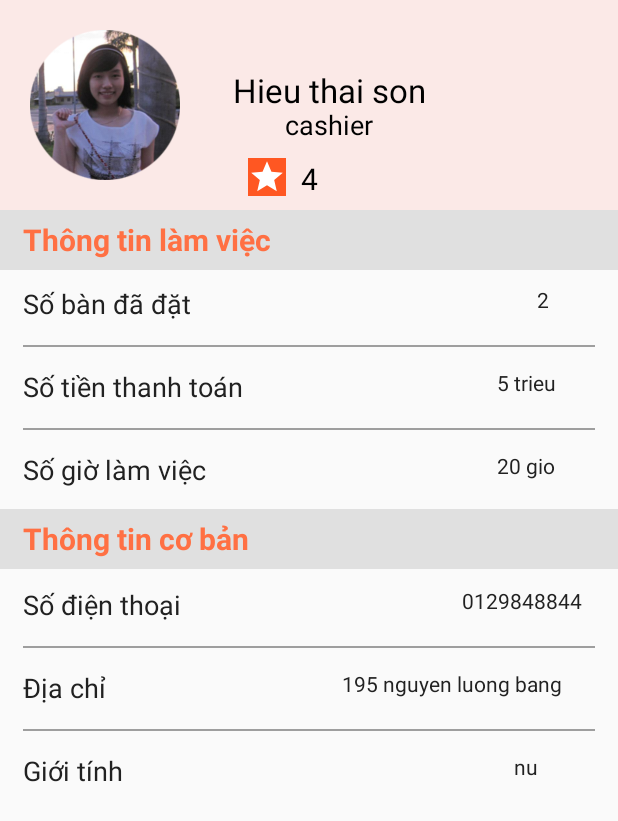
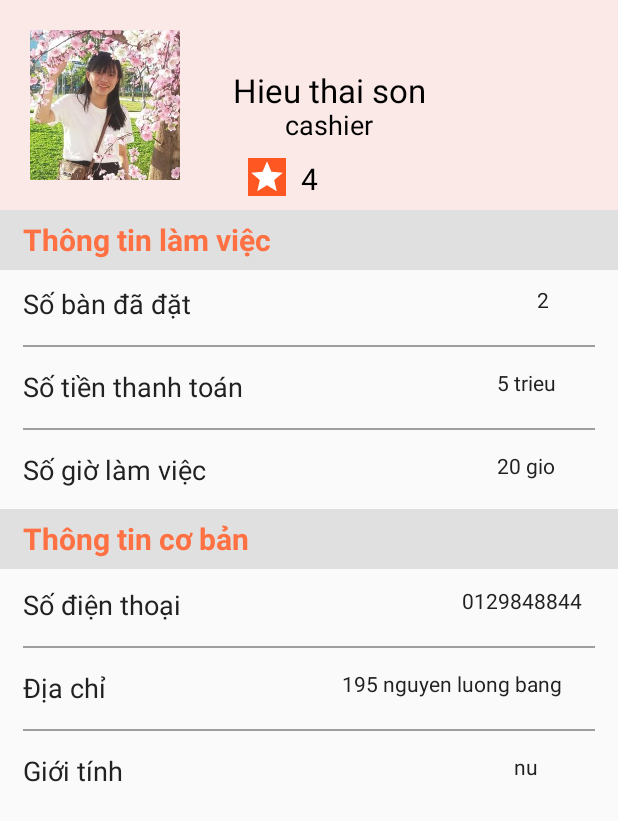
Before and after one commit to letruonglamit/Foody, an Android app: the fragment AccountFragment shown on its own in the app's theme, on a phone screen of 412 x 824 dp. Shown: the top 821 px of the screen. Run offline under Robolectric (Android 15) with nearby library versions, the phone set to English and light mode, and no system bars.

Commit message:
update account

```diff
--- a/app/src/main/java/com/shsl/foody/AccountFragment.java
+++ b/app/src/main/java/com/shsl/foody/AccountFragment.java
@@ -84,7 +84,7 @@ public class AccountFragment extends Fragment {
         tvname=(TextView)view.findViewById(R.id.TxtName);
         tvrole=(TextView)view.findViewById(R.id.role);
         tvreview=(TextView)view.findViewById(R.id.number);
-
+        image=(ImageView)view.findViewById(R.id.imageView);
 
         account();
 
@@ -97,6 +97,7 @@ public class AccountFragment extends Fragment {
         tvname.setText(String.valueOf(names));
         tvrole.setText(String.valueOf(roles));
         tvreview.setText(String.valueOf(reviews));
+        image.setImageResource(R.drawable.heo);
 
         return view;
     }
```
